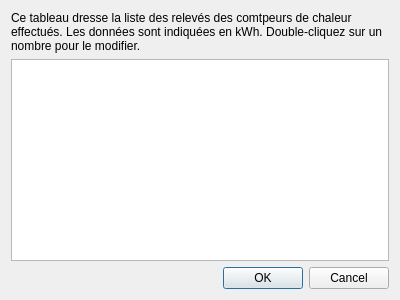
Qt form showmetersrecordsdialog.ui (pyridiss/suivi-chaufferies) before a commit.
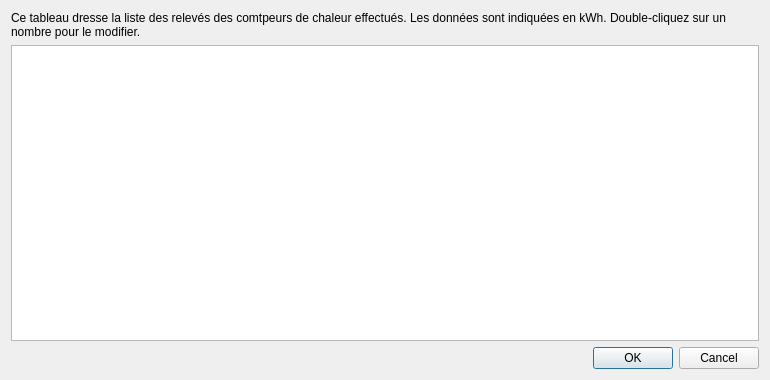
The same form after that commit. Icons and pictures are not drawn.

Commit message: Add a sum column in ShowMetersRecordsDialog and a column for the main heat meter.

What changed in the file:
```diff
--- a/showmetersrecordsdialog.ui
+++ b/showmetersrecordsdialog.ui
@@ -6,8 +6,8 @@
    <rect>
     <x>0</x>
     <y>0</y>
-    <width>400</width>
-    <height>300</height>
+    <width>770</width>
+    <height>380</height>
    </rect>
   </property>
   <property name="windowTitle">
@@ -35,6 +35,12 @@
      <property name="horizontalScrollMode">
       <enum>QAbstractItemView::ScrollPerPixel</enum>
      </property>
+     <attribute name="horizontalHeaderDefaultSectionSize">
+      <number>120</number>
+     </attribute>
+     <attribute name="verticalHeaderDefaultSectionSize">
+      <number>27</number>
+     </attribute>
     </widget>
    </item>
    <item>
```
Left out of the diff: 6 changed lines with no effect on the pictures. The commit also changes 1 other file.
